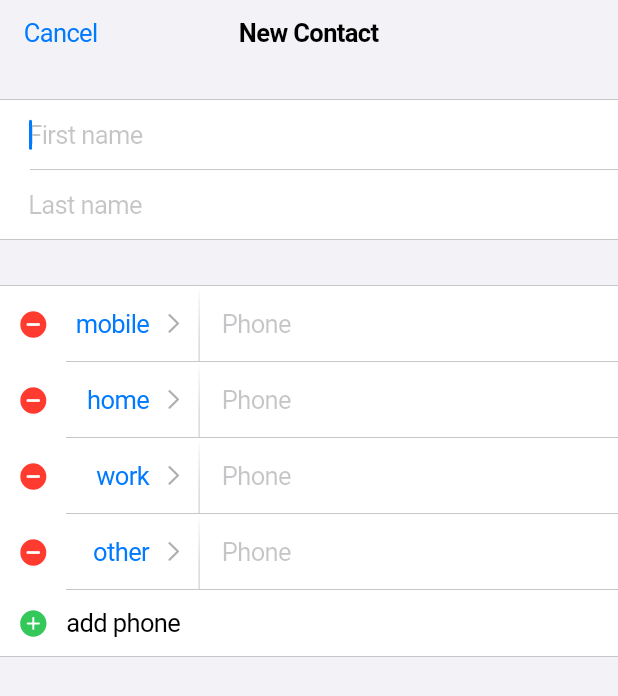
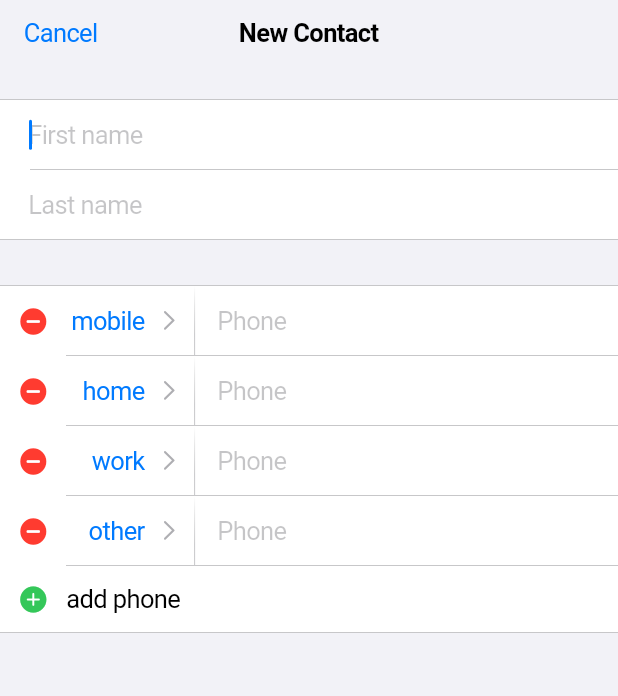
Before and after one commit to edwardnagy/contacts_app, a Flutter app: the NewContactScreen screen opened by its route, on a phone screen of 412 x 824 dp. Shown: the top 696 px of the screen. Run offline on Flutter 3.47's test engine with Material 3 defaults, Android fonts, the phone set to English and light mode, and no system bars; our stand-ins replace go_router; generated files the repository leaves out were written again.

Commit message:
Adjust some layout values to better imitate the iOS native app

```diff
--- a/lib/shared/contact_data_form/phone_number_edit_field.dart
+++ b/lib/shared/contact_data_form/phone_number_edit_field.dart
@@ -58,7 +58,7 @@ class PhoneNumberEditField extends StatelessWidget {
             constraints: BoxConstraints(
               minWidth: min(
                 // Eye-balled value to align phone labels to the end.
-                MediaQuery.textScalerOf(context).scale(55),
+                MediaQuery.textScalerOf(context).scale(52),
                 labelMaxWidth,
               ),
               maxWidth: labelMaxWidth,
@@ -82,7 +82,8 @@ class PhoneNumberEditField extends StatelessWidget {
 
   @override
   Widget build(BuildContext context) {
-    const fieldHeight = 50.0;
+    // the normal height of a CupertinoTextFormFieldRow
+    const fieldHeight = 46.0;
 
     return CupertinoTextFormFieldRow(
       padding: EdgeInsetsDirectional.zero,
```
